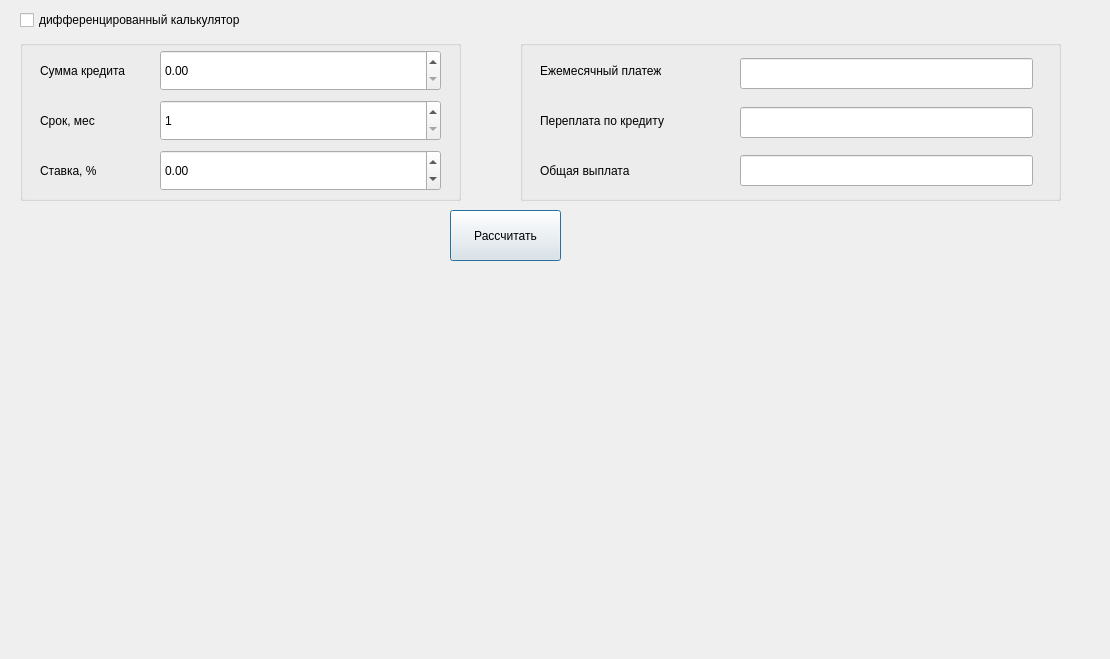
Before: the Qt Designer form src/qt/creditwindow.ui in pavelmikhailov1/SmartCalculator, drawn with Qt 5.
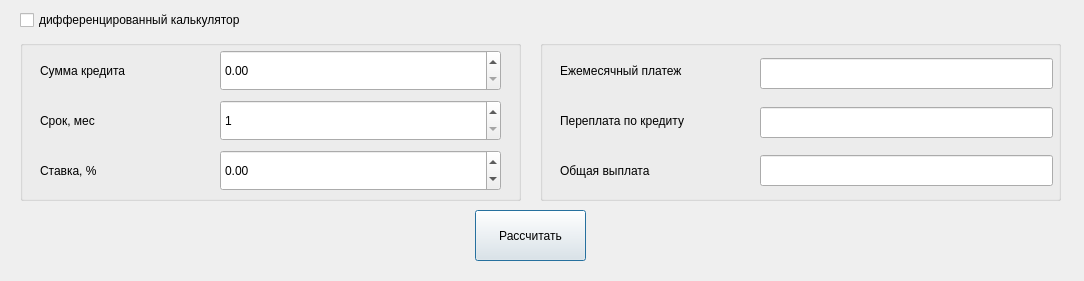
After: the same form once the commit is applied.

Diff of the .ui file:
```diff
--- a/src/qt/creditwindow.ui
+++ b/src/qt/creditwindow.ui
@@ -6,8 +6,8 @@
    <rect>
     <x>0</x>
     <y>0</y>
-    <width>1110</width>
-    <height>659</height>
+    <width>1084</width>
+    <height>281</height>
    </rect>
   </property>
   <property name="windowTitle">
@@ -31,7 +31,7 @@
     <rect>
      <x>20</x>
      <y>40</y>
-     <width>441</width>
+     <width>501</width>
      <height>161</height>
     </rect>
    </property>
@@ -80,7 +80,7 @@
    <widget class="QDoubleSpinBox" name="line_sum">
     <property name="geometry">
      <rect>
-      <x>140</x>
+      <x>200</x>
       <y>10</y>
       <width>281</width>
       <height>41</height>
@@ -96,7 +96,7 @@
    <widget class="QSpinBox" name="line_term">
     <property name="geometry">
      <rect>
-      <x>140</x>
+      <x>200</x>
       <y>60</y>
       <width>281</width>
       <height>41</height>
@@ -112,7 +112,7 @@
    <widget class="QDoubleSpinBox" name="line_interest_rate">
     <property name="geometry">
      <rect>
-      <x>140</x>
+      <x>200</x>
       <y>110</y>
       <width>281</width>
       <height>41</height>
@@ -129,9 +129,9 @@
   <widget class="QGroupBox" name="groupBox_2">
    <property name="geometry">
     <rect>
-     <x>520</x>
+     <x>540</x>
      <y>40</y>
-     <width>541</width>
+     <width>521</width>
      <height>161</height>
     </rect>
    </property>
@@ -223,7 +223,7 @@
   <widget class="QPushButton" name="Button_calculate">
    <property name="geometry">
     <rect>
-     <x>450</x>
+     <x>475</x>
      <y>210</y>
      <width>111</width>
      <height>51</height>
```
